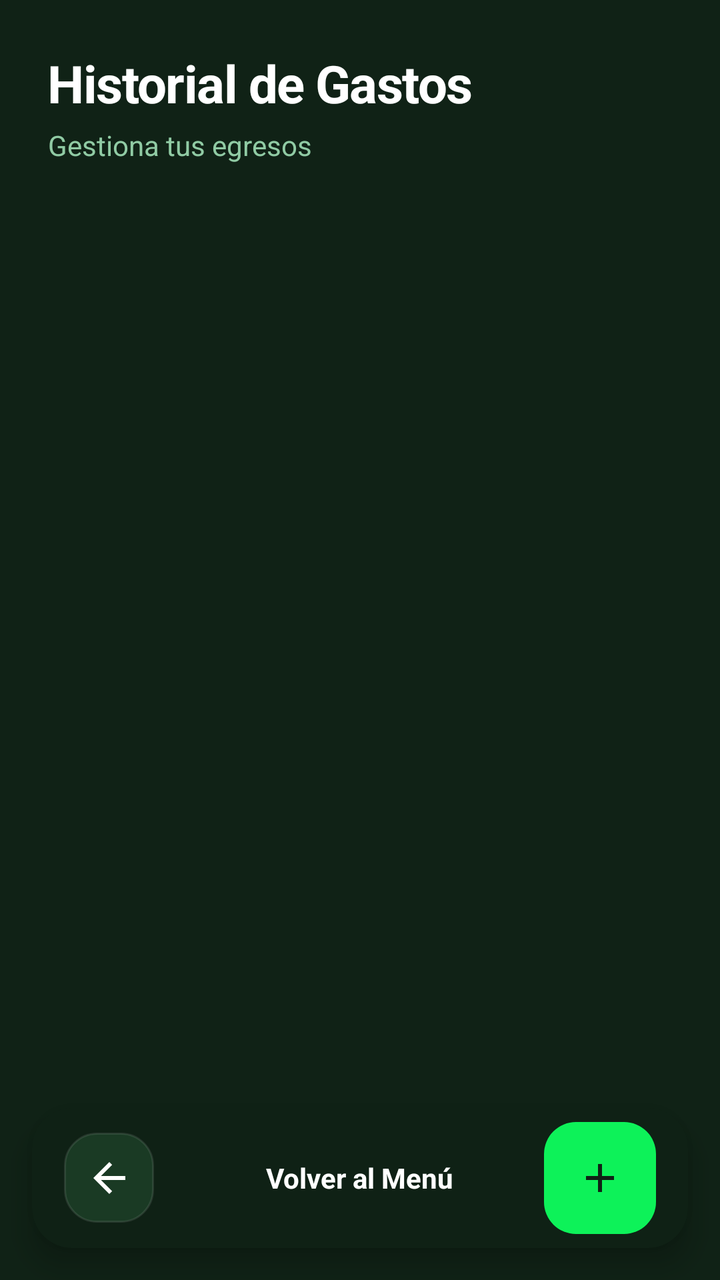
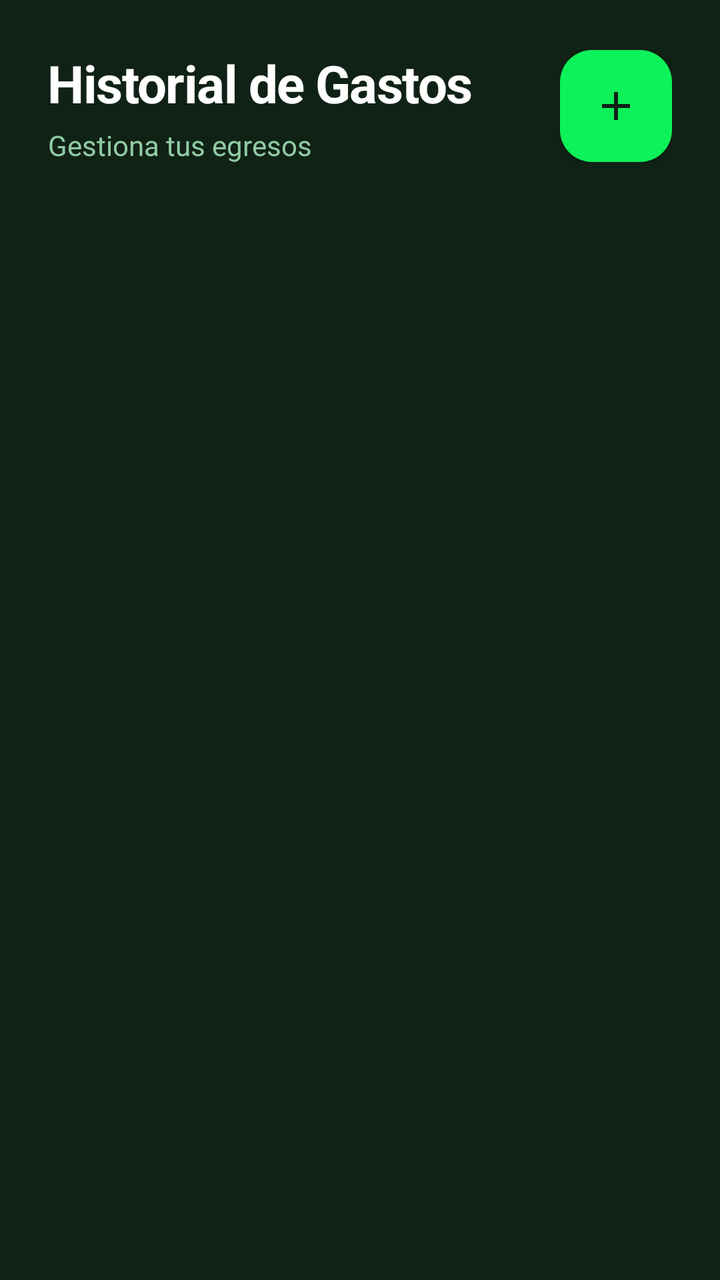

Before-and-after screenshots of an Android layout around one commit, followed by the original layout XML and the change that was made.
<!-- AndroidManifest.xml: application theme Theme.IngresosGastosApp -->
<!-- res/layout/fragment_list_gastos.xml -->
<?xml version="1.0" encoding="utf-8"?>
<androidx.constraintlayout.widget.ConstraintLayout
    xmlns:android="http://schemas.android.com/apk/res/android"
    xmlns:app="http://schemas.android.com/apk/res-auto"
    xmlns:tools="http://schemas.android.com/tools"
    android:layout_width="match_parent"
    android:layout_height="match_parent"
    android:background="@color/stitch_background">

    
    <LinearLayout
        android:id="@+id/header_container"
        android:layout_width="0dp"
        android:layout_height="wrap_content"
        android:orientation="vertical"
        android:padding="24dp"
        app:layout_constraintTop_toTopOf="parent"
        app:layout_constraintStart_toStartOf="parent"
        app:layout_constraintEnd_toEndOf="parent">

        <TextView
            android:id="@+id/tvTituloGastos"
            android:layout_width="wrap_content"
            android:layout_height="wrap_content"
            android:text="Historial de Gastos"
            android:textSize="26sp"
            android:textStyle="bold"
            android:textColor="@color/white"
            android:letterSpacing="-0.02"/>

        <TextView
            android:id="@+id/tvSubtitleGastos"
            android:layout_width="wrap_content"
            android:layout_height="wrap_content"
            android:text="Gestiona tus egresos"
            android:textSize="14sp"
            android:textColor="@color/stitch_text_muted"
            android:layout_marginTop="4dp"/>
    </LinearLayout>

    
    <androidx.recyclerview.widget.RecyclerView
        android:id="@+id/recyclerviewGastos"
        android:layout_width="0dp"
        android:layout_height="0dp"
        android:clipToPadding="false"
        android:paddingBottom="100dp"
        android:paddingHorizontal="16dp"
        app:layout_constraintTop_toBottomOf="@id/header_container"
        app:layout_constraintBottom_toBottomOf="parent"
        app:layout_constraintStart_toStartOf="parent"
        app:layout_constraintEnd_toEndOf="parent"/>

    
    <androidx.cardview.widget.CardView
        android:id="@+id/bottom_bar"
        android:layout_width="0dp"
        android:layout_height="70dp"
        android:layout_margin="16dp"
        app:cardBackgroundColor="#E6102216"
        app:cardCornerRadius="20dp"
        app:cardElevation="8dp"
        app:layout_constraintBottom_toBottomOf="parent"
        app:layout_constraintStart_toStartOf="parent"
        app:layout_constraintEnd_toEndOf="parent">

        <RelativeLayout
            android:layout_width="match_parent"
            android:layout_height="match_parent"
            android:paddingHorizontal="16dp">

            <ImageButton
                android:id="@+id/btnVolverMainGastos"
                android:layout_width="45dp"
                android:layout_height="45dp"
                android:layout_centerVertical="true"
                android:background="@drawable/bg_stitch_card"
                android:src="@drawable/ic_arrow_back"
                app:tint="@color/white" />

            <TextView
                android:layout_width="wrap_content"
                android:layout_height="wrap_content"
                android:layout_centerInParent="true"
                android:text="Volver al Menú"
                android:textColor="@color/white"
                android:textStyle="bold" />

            <com.google.android.material.floatingactionbutton.FloatingActionButton
                android:id="@+id/floatingActionButtonGasto"
                android:layout_width="wrap_content"
                android:layout_height="wrap_content"
                android:layout_alignParentEnd="true"
                android:layout_centerVertical="true"
                app:backgroundTint="@color/stitch_primary"
                app:fabSize="mini"
                app:srcCompat="@drawable/ic_add"
                app:tint="@color/stitch_background"
                app:elevation="0dp"/>
        </RelativeLayout>
    </androidx.cardview.widget.CardView>

</androidx.constraintlayout.widget.ConstraintLayout>
<!-- resources referenced by this layout -->
<resources>
  <color name="stitch_background">#102216</color>
  <color name="stitch_primary">#0df259</color>
  <color name="stitch_text_muted">#90cba4</color>
  <color name="white">#FFFFFFFF</color>
  <!-- drawable bg_stitch_card (drawable) -->
  <?xml version="1.0" encoding="utf-8"?>
  <shape xmlns:android="http://schemas.android.com/apk/res/android">
      <solid android:color="#1A3A24" />
      <corners android:radius="16dp" />
      <stroke android:width="1dp" android:color="#1AFFFFFF" />
  </shape>
  <!-- drawable ic_add (drawable) -->
  <vector xmlns:android="http://schemas.android.com/apk/res/android" android:height="24dp" android:tint="#000000" android:viewportHeight="24" android:viewportWidth="24" android:width="24dp">
        
      <path android:fillColor="@android:color/white" android:pathData="M19,13h-6v6h-2v-6H5v-2h6V5h2v6h6v2z"/>
      
  </vector>
  <!-- drawable ic_arrow_back (drawable) -->
  <?xml version="1.0" encoding="utf-8"?>
  <vector xmlns:android="http://schemas.android.com/apk/res/android"
      android:width="24dp"
      android:height="24dp"
      android:viewportWidth="24"
      android:viewportHeight="24">
      <path
          android:fillColor="#FFFFFF"
          android:pathData="M20,11H7.83l5.59-5.59L12,4l-8,8 8,8 1.41-1.41L7.83,13H20v-2z"/>
  </vector>
  <style name="Theme.IngresosGastosApp" parent="Base.Theme.IngresosGastosApp" />
  <style name="Base.Theme.IngresosGastosApp" parent="Theme.Material3.DayNight.NoActionBar">
          <item name="colorPrimary">@color/green_accent</item>
          <item name="colorPrimaryContainer">@color/bg_dark_card</item>
          <item name="colorOnPrimary">@color/white</item>
          <item name="android:statusBarColor">@color/stitch_background</item>
          <item name="android:navigationBarColor">@color/stitch_background</item>
          <item name="android:windowBackground">@color/stitch_background</item>
          <item name="android:windowLightStatusBar">false</item>
          <item name="shapeAppearanceOverlay">@style/CircleImage</item>
      </style>
  <color name="green_accent">#22C55E</color>
  <color name="bg_dark_card">#1A2E19</color>
  <style name="CircleImage">
          <item name="cornerSize">50%</item>
      </style>
</resources>

<!-- the commit's change to res/layout/fragment_list_gastos.xml (unified diff, before → after) -->
@@ -8,35 +8,58 @@
     android:background="@color/stitch_background">
 
     
-    <LinearLayout
+    <androidx.constraintlayout.widget.ConstraintLayout
         android:id="@+id/header_container"
         android:layout_width="0dp"
         android:layout_height="wrap_content"
-        android:orientation="vertical"
         android:padding="24dp"
         app:layout_constraintTop_toTopOf="parent"
         app:layout_constraintStart_toStartOf="parent"
         app:layout_constraintEnd_toEndOf="parent">
 
-        <TextView
-            android:id="@+id/tvTituloGastos"
+        <LinearLayout
+            android:layout_width="0dp"
+            android:layout_height="wrap_content"
+            android:orientation="vertical"
+            app:layout_constraintStart_toStartOf="parent"
+            app:layout_constraintTop_toTopOf="parent"
+            app:layout_constraintBottom_toBottomOf="parent"
+            app:layout_constraintEnd_toStartOf="@id/floatingActionButtonGasto"
+            android:layout_marginEnd="16dp">
+
+            <TextView
+                android:id="@+id/tvTituloGastos"
+                android:layout_width="wrap_content"
+                android:layout_height="wrap_content"
+                android:text="Historial de Gastos"
+                android:textSize="26sp"
+                android:textStyle="bold"
+                android:textColor="@color/white"
+                android:letterSpacing="-0.02"/>
+
+            <TextView
+                android:id="@+id/tvSubtitleGastos"
+                android:layout_width="wrap_content"
+                android:layout_height="wrap_content"
+                android:text="Gestiona tus egresos"
+                android:textSize="14sp"
+                android:textColor="@color/stitch_text_muted"
+                android:layout_marginTop="4dp"/>
+        </LinearLayout>
+
+        <com.google.android.material.floatingactionbutton.FloatingActionButton
+            android:id="@+id/floatingActionButtonGasto"
             android:layout_width="wrap_content"
             android:layout_height="wrap_content"
-            android:text="Historial de Gastos"
-            android:textSize="26sp"
-            android:textStyle="bold"
-            android:textColor="@color/white"
-            android:letterSpacing="-0.02"/>
-
-        <TextView
-            android:id="@+id/tvSubtitleGastos"
-            android:layout_width="wrap_content"
-            android:layout_height="wrap_content"
-            android:text="Gestiona tus egresos"
-            android:textSize="14sp"
-            android:textColor="@color/stitch_text_muted"
-            android:layout_marginTop="4dp"/>
-    </LinearLayout>
+            app:backgroundTint="@color/stitch_primary"
+            app:fabSize="normal"
+            app:srcCompat="@drawable/ic_add"
+            app:tint="@color/stitch_background"
+            app:elevation="4dp"
+            app:layout_constraintEnd_toEndOf="parent"
+            app:layout_constraintTop_toTopOf="parent"
+            app:layout_constraintBottom_toBottomOf="parent" />
+    </androidx.constraintlayout.widget.ConstraintLayout>
 
     
     <androidx.recyclerview.widget.RecyclerView
@@ -51,53 +74,5 @@
         app:layout_constraintStart_toStartOf="parent"
         app:layout_constraintEnd_toEndOf="parent"/>
 
-    
-    <androidx.cardview.widget.CardView
-        android:id="@+id/bottom_bar"
-        android:layout_width="0dp"
-        android:layout_height="70dp"
-        android:layout_margin="16dp"
-        app:cardBackgroundColor="#E6102216"
-        app:cardCornerRadius="20dp"
-        app:cardElevation="8dp"
-        app:layout_constraintBottom_toBottomOf="parent"
-        app:layout_constraintStart_toStartOf="parent"
-        app:layout_constraintEnd_toEndOf="parent">
-
-        <RelativeLayout
-            android:layout_width="match_parent"
-            android:layout_height="match_parent"
-            android:paddingHorizontal="16dp">
-
-            <ImageButton
-                android:id="@+id/btnVolverMainGastos"
-                android:layout_width="45dp"
-                android:layout_height="45dp"
-                android:layout_centerVertical="true"
-                android:background="@drawable/bg_stitch_card"
-                android:src="@drawable/ic_arrow_back"
-                app:tint="@color/white" />
-
-            <TextView
-                android:layout_width="wrap_content"
-                android:layout_height="wrap_content"
-                android:layout_centerInParent="true"
-                android:text="Volver al Menú"
-                android:textColor="@color/white"
-                android:textStyle="bold" />
-
-            <com.google.android.material.floatingactionbutton.FloatingActionButton
-                android:id="@+id/floatingActionButtonGasto"
-                android:layout_width="wrap_content"
-                android:layout_height="wrap_content"
-                android:layout_alignParentEnd="true"
-                android:layout_centerVertical="true"
-                app:backgroundTint="@color/stitch_primary"
-                app:fabSize="mini"
-                app:srcCompat="@drawable/ic_add"
-                app:tint="@color/stitch_background"
-                app:elevation="0dp"/>
-        </RelativeLayout>
-    </androidx.cardview.widget.CardView>
 
 </androidx.constraintlayout.widget.ConstraintLayout>
<!-- resource entries referenced after the edit -->
@@ -4,29 +4,11 @@
   <color name="stitch_primary">#0df259</color>
   <color name="stitch_text_muted">#90cba4</color>
   <color name="white">#FFFFFFFF</color>
-  <!-- drawable bg_stitch_card (drawable) -->
-  <?xml version="1.0" encoding="utf-8"?>
-  <shape xmlns:android="http://schemas.android.com/apk/res/android">
-      <solid android:color="#1A3A24" />
-      <corners android:radius="16dp" />
-      <stroke android:width="1dp" android:color="#1AFFFFFF" />
-  </shape>
   <!-- drawable ic_add (drawable) -->
   <vector xmlns:android="http://schemas.android.com/apk/res/android" android:height="24dp" android:tint="#000000" android:viewportHeight="24" android:viewportWidth="24" android:width="24dp">
         
       <path android:fillColor="@android:color/white" android:pathData="M19,13h-6v6h-2v-6H5v-2h6V5h2v6h6v2z"/>
       
-  </vector>
-  <!-- drawable ic_arrow_back (drawable) -->
-  <?xml version="1.0" encoding="utf-8"?>
-  <vector xmlns:android="http://schemas.android.com/apk/res/android"
-      android:width="24dp"
-      android:height="24dp"
-      android:viewportWidth="24"
-      android:viewportHeight="24">
-      <path
-          android:fillColor="#FFFFFF"
-          android:pathData="M20,11H7.83l5.59-5.59L12,4l-8,8 8,8 1.41-1.41L7.83,13H20v-2z"/>
   </vector>
   <style name="Theme.IngresosGastosApp" parent="Base.Theme.IngresosGastosApp" />
   <style name="Base.Theme.IngresosGastosApp" parent="Theme.Material3.DayNight.NoActionBar">
